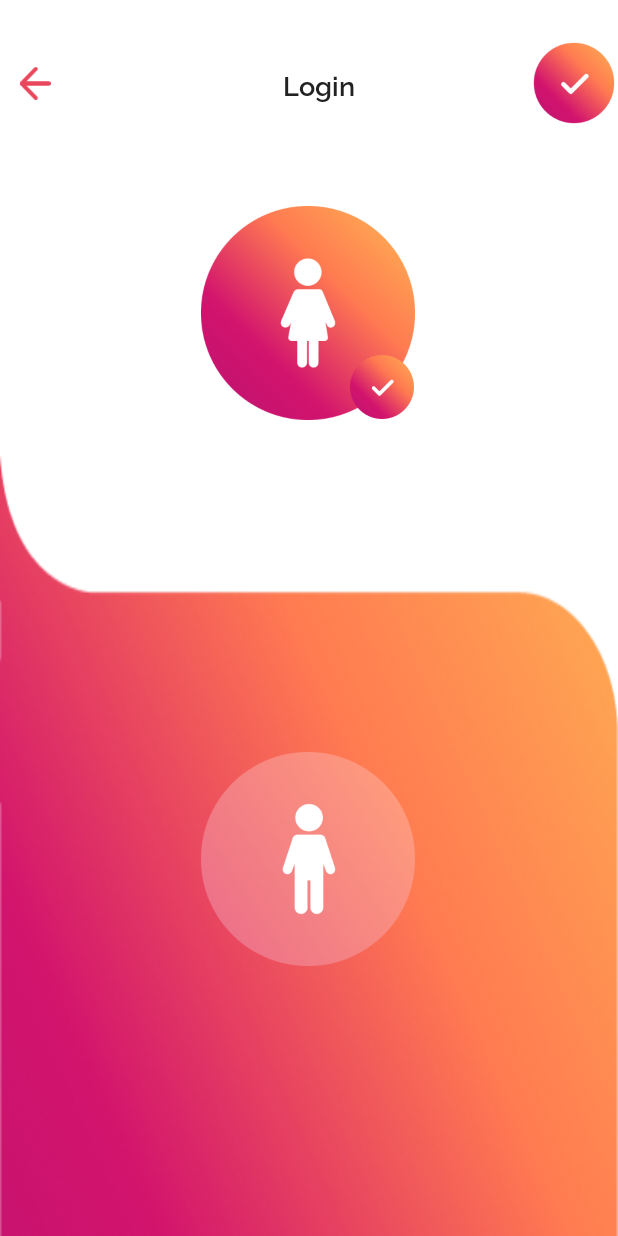
After one commit to ThanhTanPM2000/QuickDate, an Android app: the SelectGenderAct screen opened directly, with no data from a screen before it, on a phone screen of 412 x 824 dp. The commit adds this screen. Run offline under Robolectric (Android 15) with nearby library versions, the phone set to English and light mode, and no system bars; our stand-ins replace sdp/ssp sizes.

Commit message:
finish select gender layout

```diff
--- a/app/src/main/AndroidManifest.xml
+++ b/app/src/main/AndroidManifest.xml
@@ -11,7 +11,8 @@
         android:roundIcon="@mipmap/ic_launcher_round"
         android:supportsRtl="true"
         android:theme="@style/Theme.QuickDate">
-        <activity android:name=".SwiperAct"></activity>
+        <activity android:name=".SelectGenderAct"></activity>
+        <activity android:name=".SwiperAct" />
         <activity android:name=".SignUpAct" />
         <activity android:name=".LoginAct" />
         <activity android:name=".MainActivity">
--- /dev/null
+++ b/app/src/main/java/com/example/quickdate/SelectGenderAct.java
@@ -0,0 +1,14 @@
+package com.example.quickdate;
+
+import androidx.appcompat.app.AppCompatActivity;
+
+import android.os.Bundle;
+
+public class SelectGenderAct extends AppCompatActivity {
+
+    @Override
+    protected void onCreate(Bundle savedInstanceState) {
+        super.onCreate(savedInstanceState);
+        setContentView(R.layout.activity_select_gender);
+    }
+}
--- a/app/src/main/res/drawable/shape_plaintext.xml
+++ b/app/src/main/res/drawable/shape_plaintext.xml
@@ -7,11 +7,10 @@
             <stroke android:color="@color/white" android:width="2dp"/>
         </shape>
     </item>
-    <item android:state_enabled="true">
+    <item>
         <shape>
             <solid android:color="#36FFFFFF"/>
             <corners android:radius="10dp"/>
         </shape>
     </item>
-
 </selector>
--- /dev/null
+++ b/app/src/main/res/layout/activity_select_gender.xml
@@ -0,0 +1,109 @@
+<?xml version="1.0" encoding="utf-8"?>
+<androidx.constraintlayout.widget.ConstraintLayout xmlns:android="http://schemas.android.com/apk/res/android"
+    xmlns:app="http://schemas.android.com/apk/res-auto"
+    xmlns:tools="http://schemas.android.com/tools"
+    android:layout_width="match_parent"
+    android:layout_height="match_parent"
+    android:background="?attr/colorPrimaryVariant"
+    tools:context=".SelectGenderAct">
+
+    <androidx.constraintlayout.widget.ConstraintLayout
+        android:id="@+id/actionBar_selectGenderAct"
+        android:layout_width="match_parent"
+        android:layout_height="wrap_content"
+        android:layout_marginTop="@dimen/_20sdp"
+        app:layout_constraintTop_toTopOf="parent"
+        app:layout_constraintStart_toStartOf="parent"
+        app:layout_constraintEnd_toEndOf="parent"
+        android:paddingStart="@dimen/_10sdp">
+
+        <ImageView
+            android:id="@+id/iv_backAct_selectGenderAct"
+            android:layout_width="@dimen/_16sdp"
+            android:layout_height="@dimen/_17sdp"
+            android:src="@drawable/ic_backarrow"
+            app:tint="#EA465B"
+            app:layout_constraintStart_toStartOf="parent"
+            app:layout_constraintTop_toTopOf="parent"
+            app:layout_constraintBottom_toBottomOf="parent"/>
+
+        <TextView
+            android:layout_width="wrap_content"
+            android:layout_height="wrap_content"
+            android:fontFamily="@font/raleway_semibold"
+            android:text="@string/login"
+            android:textColor="?attr/textColor"
+            android:textSize="@dimen/_14ssp"
+            app:layout_constraintBottom_toBottomOf="parent"
+            app:layout_constraintEnd_toEndOf="parent"
+            app:layout_constraintStart_toStartOf="parent"
+            app:layout_constraintTop_toTopOf="parent" />
+
+        <ImageView
+            android:layout_width="@dimen/_45sdp"
+            android:layout_height="@dimen/_45sdp"
+            android:src="@drawable/img_btn2_submit"
+            app:layout_constraintEnd_toEndOf="parent"
+            app:layout_constraintTop_toTopOf="parent"
+            app:layout_constraintBottom_toBottomOf="parent"
+            />
+
+    </androidx.constraintlayout.widget.ConstraintLayout>
+
+    <androidx.constraintlayout.widget.ConstraintLayout
+        android:id="@+id/background_selectGenderAct"
+        android:layout_width="match_parent"
+        android:layout_height="@dimen/_558sdp"
+        android:layout_marginTop="344dp"
+        android:background="@drawable/shape_select_gender"
+        app:layout_constraintBottom_toBottomOf="parent"
+        app:layout_constraintEnd_toEndOf="parent"
+        app:layout_constraintHorizontal_bias="0.0"
+        app:layout_constraintStart_toStartOf="parent"
+        app:layout_constraintTop_toTopOf="parent"
+        app:layout_constraintVertical_bias="0.263" >
+
+        <androidx.constraintlayout.widget.ConstraintLayout
+            android:id="@+id/ctl_chooseMale"
+            android:layout_width="@dimen/_112sdp"
+            android:layout_height="@dimen/_112sdp"
+            android:layout_marginTop="220dp"
+            android:background="@drawable/img_male"
+            app:layout_constraintEnd_toEndOf="parent"
+            app:layout_constraintHorizontal_bias="0.498"
+            app:layout_constraintStart_toStartOf="parent"
+            app:layout_constraintTop_toTopOf="parent">
+
+            <ImageView
+                android:id="@+id/isCheckedMale"
+                android:layout_width="@dimen/_36sdp"
+                android:layout_height="@dimen/_36sdp"
+                android:visibility="invisible"
+                android:background="@drawable/img_btn2_submit"
+                app:layout_constraintBottom_toBottomOf="parent"
+                app:layout_constraintEnd_toEndOf="parent" />
+        </androidx.constraintlayout.widget.ConstraintLayout>
+
+    </androidx.constraintlayout.widget.ConstraintLayout>
+
+    <androidx.constraintlayout.widget.ConstraintLayout
+        android:id="@+id/ctl_chooseFemale"
+        android:layout_width="@dimen/_112sdp"
+        android:layout_height="@dimen/_112sdp"
+        android:layout_marginTop="136dp"
+        android:background="@drawable/img_female"
+        app:layout_constraintEnd_toEndOf="parent"
+        app:layout_constraintHorizontal_bias="0.498"
+        app:layout_constraintStart_toStartOf="parent"
+        app:layout_constraintTop_toTopOf="parent">
+
+        <ImageView
+            android:id="@+id/isCheckedFemale"
+            android:layout_width="@dimen/_36sdp"
+            android:layout_height="@dimen/_36sdp"
+            android:background="@drawable/img_btn2_submit"
+            app:layout_constraintBottom_toBottomOf="parent"
+            app:layout_constraintEnd_toEndOf="parent" />
+    </androidx.constraintlayout.widget.ConstraintLayout>
+
+</androidx.constraintlayout.widget.ConstraintLayout>
```
Also changed, not shown: app/src/main/res/drawable/ic_check.xml (added, +28 -0 lines), app/src/main/res/drawable/shape_subchecked.xml (added, +24 -0 lines), app/src/main/res/drawable/img_btn2_submit.png (added), app/src/main/res/drawable/img_female.png (added), app/src/main/res/drawable/img_male.png (added), app/src/main/res/drawable/shape_select_gender.png (added).
